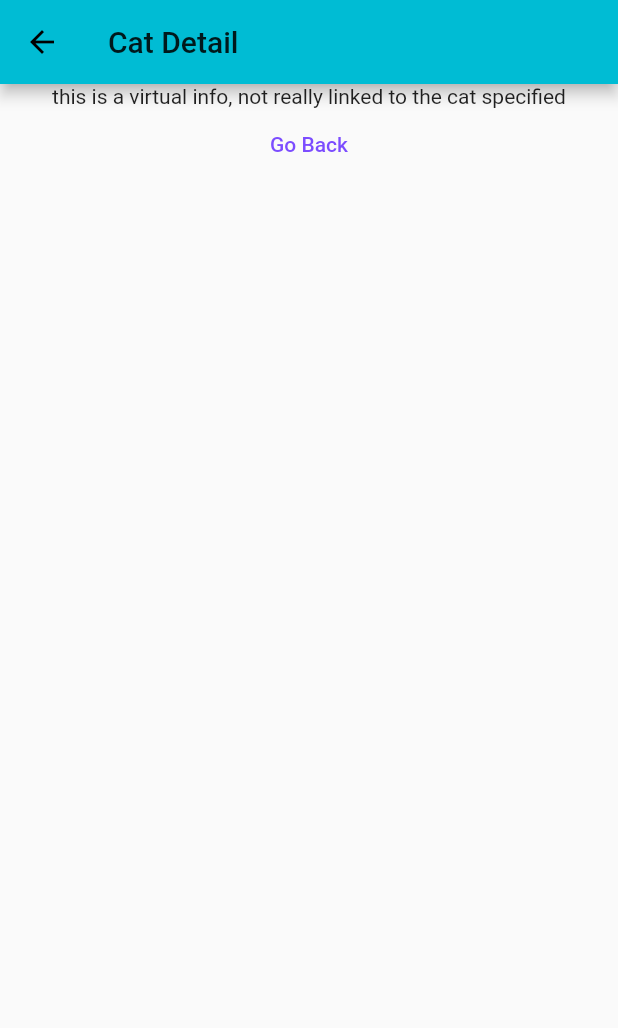
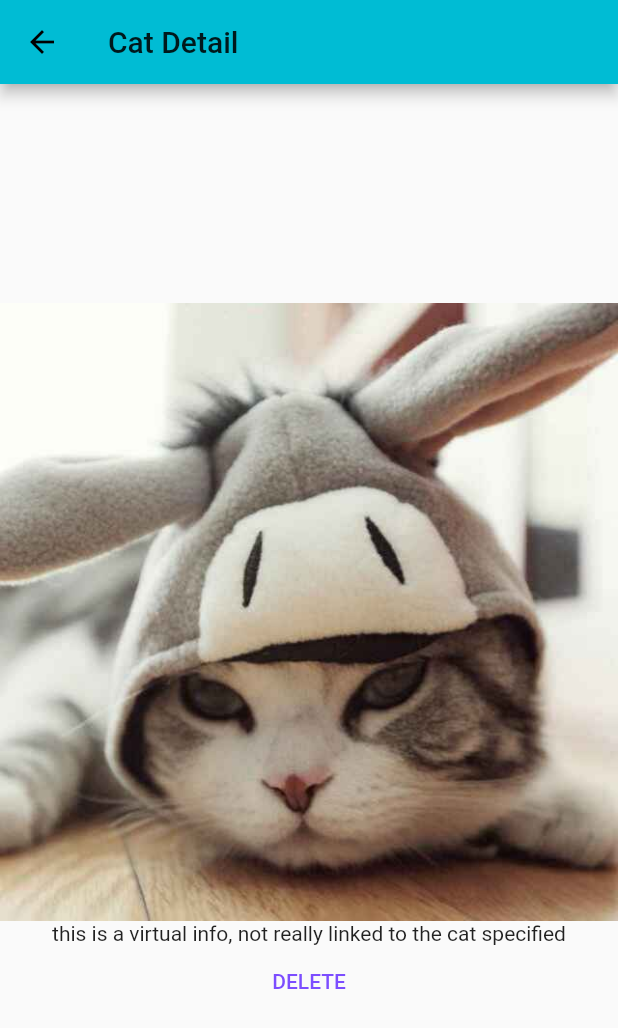
Before and after one commit to huangjun0124/flutter_learn, a Flutter app: the CatManager widget shown alone on an empty page, opened directly, after a tap on "Click To Add Cat", after a tap on "Details", on a phone screen of 412 x 824 dp. Shown: the top 1028 px of the screen. Run offline on Flutter 3.47's test engine with Material 2 defaults, Android fonts, the phone set to English and light mode, and no system bars.

Commit message:
启动默认加载一个 AuthPage 页面，登录后 Navigator.pushReplacement 直接替换当前页； 导航方法 Navigator 接受返回值： CatDetailPage 页用 WillPopScope 拦截系统的返回方法

```diff
--- a/flutter_learn/lib/cat_manager.dart
+++ b/flutter_learn/lib/cat_manager.dart
@@ -44,7 +44,7 @@ class _CatManagerState extends State<CatManager> {
           margin: EdgeInsets.all(10.0), // 按钮周围留10像素空白
           child: CatControl(_addCat)
         ),
-       Expanded(child: Cats(_cats))
+       Expanded(child: Cats(_cats, deleteCat: _deleteCat,))
       ],
     );
   }
@@ -54,4 +54,10 @@ class _CatManagerState extends State<CatManager> {
       _cats.add(cat);
     });
   }
+
+  void _deleteCat(int index) {
+    setState(() {
+      _cats.removeAt(index);
+    });
+  }
 }
--- a/flutter_learn/lib/cats.dart
+++ b/flutter_learn/lib/cats.dart
@@ -4,8 +4,9 @@ import './pages/cat_detail.dart';
 
 class Cats extends StatelessWidget {
   final List<String> _cats;
+  final Function deleteCat;
 
-  Cats(this._cats) {
+  Cats(this._cats, {this.deleteCat}) {
     print('[Cats widget] Constructer');
   }
 
@@ -43,12 +44,18 @@ class Cats extends StatelessWidget {
               FlatButton(
                 textColor: Colors.indigoAccent,
                 child: Text('Details'),
-                onPressed: () {
-                  Navigator.push(context,
-                      MaterialPageRoute(builder: (BuildContext context) {
-                    return CatDetailPage();
-                  }));
-                },
+                onPressed: () => Navigator.push<bool>(
+                      context,
+                      MaterialPageRoute(
+                        builder: (BuildContext context) =>
+                            CatDetailPage(_cats[index], 'assets/cat001.jpg'),
+                      ),
+                    ).then((bool value) {
+                      if (value) {
+                        deleteCat(index);
+                        print('deleted index:' + index.toString());
+                      }
+                    }),
               )
             ],
           )
--- a/flutter_learn/lib/pages/cat_detail.dart
+++ b/flutter_learn/lib/pages/cat_detail.dart
@@ -1,28 +1,40 @@
 import 'package:flutter/material.dart';
 import 'package:flutter/widgets.dart';
 
-class CatDetailPage extends StatelessWidget{
+class CatDetailPage extends StatelessWidget {
+  final String title;
+  final String imageUrl;
+
+  CatDetailPage(this.title, this.imageUrl);
+
   @override
   Widget build(BuildContext context) {
-    return Scaffold(
+    return WillPopScope(
+
+        child: Scaffold(
         appBar: AppBar(
           title: Text('Cat Detail'),
         ),
-      body: Column(
+        body: Center(
+            child: Column(
+          mainAxisAlignment: MainAxisAlignment.center,
+          crossAxisAlignment: CrossAxisAlignment.center,
           children: <Widget>[
-          Text('this is a virtual info, not really linked to the cat specified'),
+            Image.asset(imageUrl),
+            Text(
+                'this is a virtual info, not really linked to the cat specified'),
             Center(
               child: FlatButton(
                 textColor: Colors.deepPurpleAccent,
-              child: Text('Go Back'),
-              onPressed: ()=>{
-                Navigator.pop(context)
-              },
+                child: Text('DELETE'),
+                onPressed: () => {Navigator.pop(context, true)},
               ),
             )
           ],
-      ),
-    );
+        ))), onWillPop: () {
+          print('Back button pressed');
+          Navigator.pop(context, false);   // 用来返回自定义的数据
+          return Future.value(false); // 返回pop本身的数据 , 指示返回后是否继续执行系统自己的 pop
+    },);
   }
-
 }
--- a/flutter_learn/lib/pages/home.dart
+++ b/flutter_learn/lib/pages/products_page.dart
@@ -3,7 +3,7 @@ import 'package:flutter/widgets.dart';
 
 import '../cat_manager.dart';
 
-class HomePage extends StatelessWidget {
+class ProductsPage extends StatelessWidget {
   @override
   Widget build(BuildContext context) {
     // TODO: implement build
--- a/flutter_learn/pubspec.yaml
+++ b/flutter_learn/pubspec.yaml
@@ -14,7 +14,7 @@ description: A new Flutter project.
 version: 1.0.0+1
 
 environment:
-  sdk: ">=2.2.0 <3.0.0"
+  sdk: ">=2.2.2 <3.0.0"
 
 dependencies:
   flutter:
```
Also changed, not shown: flutter_learn/lib/main.dart (+3 -4 lines), flutter_learn/lib/pages/auth.dart (added, +27 -0 lines), flutter_learn/pubspec.lock. Lines whose indentation alone changed are shown as unchanged.
